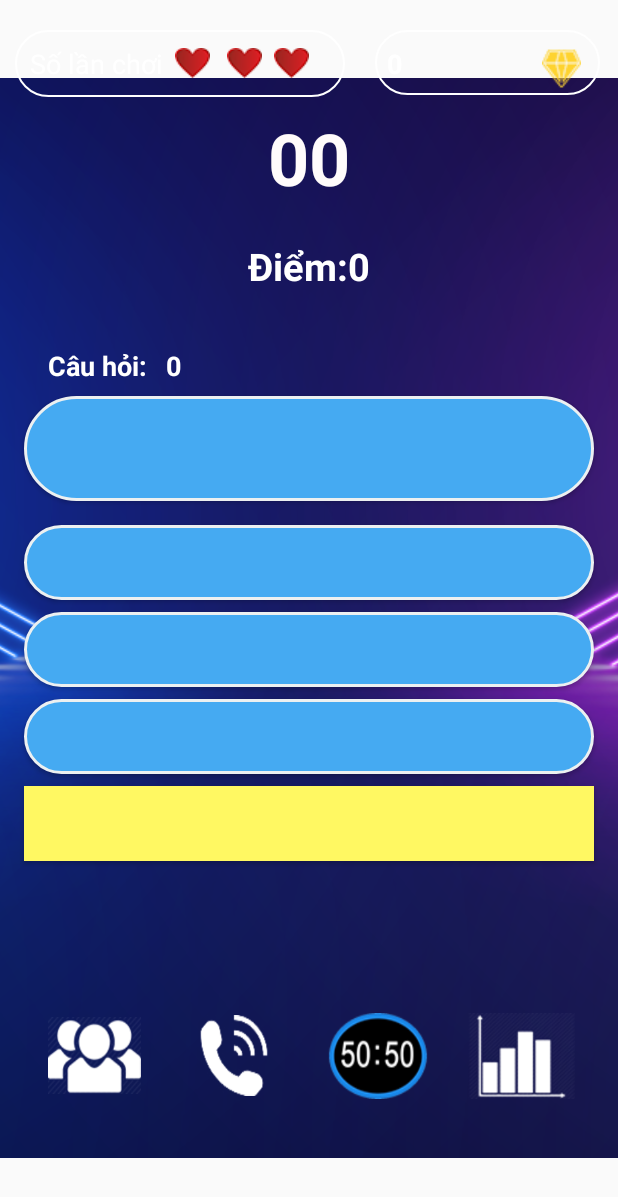
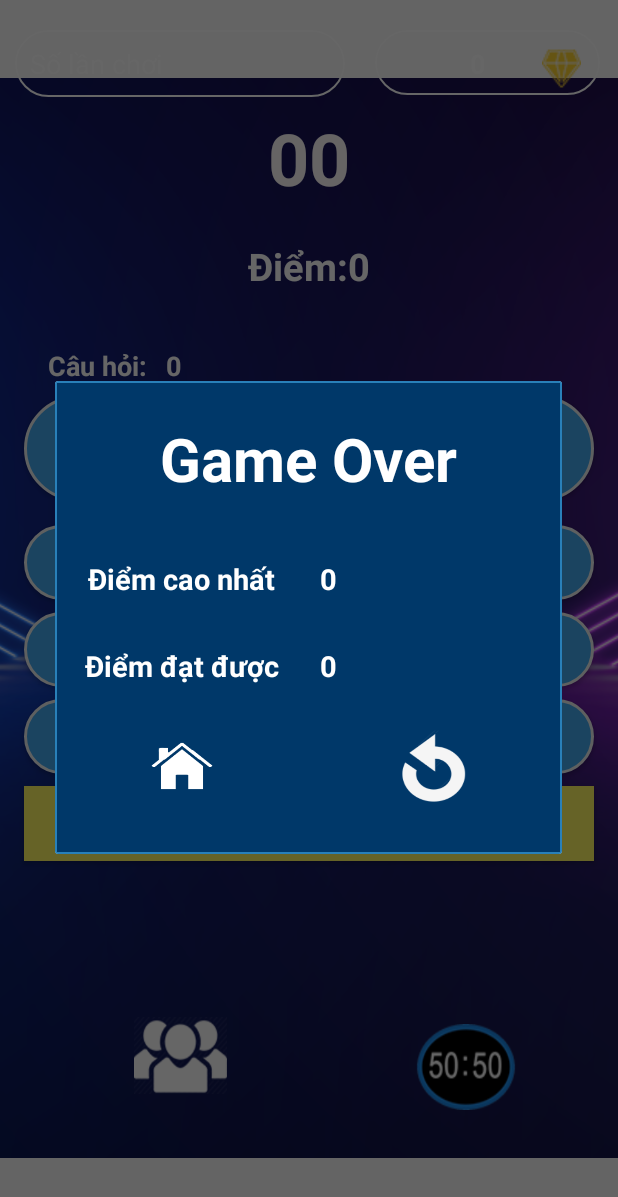
Before and after one commit to anhthi99/DA-Android, an Android app: the ManHinhTroChoi screen opened directly, with no data from a screen before it, after a tap on an icon or button, on a phone screen of 412 x 824 dp. Shown: the top 1197 px of the screen. Run offline under Robolectric (Android 15) with nearby library versions, the phone set to English and light mode, and no system bars; 2 statements that could not run were skipped; 3 other taps on this screen came first.

Commit message:
Chỉnh sửa phần Chơi game

```diff
--- a/app/src/main/java/com/example/gametraloicauhoi_android/ChonLinhVuc.java
+++ b/app/src/main/java/com/example/gametraloicauhoi_android/ChonLinhVuc.java
@@ -7,6 +7,7 @@ import androidx.loader.app.LoaderManager;
 import androidx.loader.content.AsyncTaskLoader;
 import androidx.loader.content.Loader;
 
+import android.annotation.SuppressLint;
 import android.content.Context;
 import android.content.Intent;
 import android.os.Bundle;
@@ -25,7 +26,9 @@ import java.util.HashMap;
 public class ChonLinhVuc extends AppCompatActivity {
     private Button btnLV1, btnLV2, btnLV3, btnLV4;
     private final int LAY_LINH_VUC = 1, LAY_DS_CAU_HOI = 2;
+    TextView txCredit;
     Context _context;
+    @SuppressLint("SetTextI18n")
     @Override
     protected void onCreate(Bundle savedInstanceState) {
         super.onCreate(savedInstanceState);
@@ -34,8 +37,10 @@ public class ChonLinhVuc extends AppCompatActivity {
         btnLV2 = findViewById(R.id.btnDapAnB);
         btnLV3 = findViewById(R.id.btnDapAnC);
         btnLV4 = findViewById(R.id.btnDapAnD);
+        txCredit = findViewById(R.id.txtCreditCLV);
         CauHinhVaLuuTru.mDSCauHoi = new ArrayList<>();
         _context = this;
+        txCredit.setText(ManHinhChinh.credit+"");
         if(getSupportLoaderManager().getLoader(0)!= null){
             getSupportLoaderManager().restartLoader(LAY_LINH_VUC,null,layLinhVuc);
         }
--- a/app/src/main/java/com/example/gametraloicauhoi_android/DangKi.java
+++ b/app/src/main/java/com/example/gametraloicauhoi_android/DangKi.java
@@ -70,7 +70,7 @@ public class DangKi extends AppCompatActivity {
         if(!nlMatKhau.equals(matKhau)){
             Toast.makeText(this, "Mật khẩu nhập lại không giống nhau", Toast.LENGTH_SHORT).show();
         }
-        else if(mail.contains("@")) {
+        else if(!mail.contains("@")) {
             Toast.makeText(this, "Email không hợp lệ", Toast.LENGTH_SHORT).show();
         }
         else{
--- /dev/null
+++ b/app/src/main/java/com/example/gametraloicauhoi_android/GameOverDialogFragment.java
@@ -0,0 +1,64 @@
+package com.example.gametraloicauhoi_android;
+
+import android.content.Context;
+import android.os.Bundle;
+import android.util.Log;
+import android.view.LayoutInflater;
+import android.view.View;
+import android.view.ViewGroup;
+import android.view.WindowManager;
+import android.widget.TextView;
+
+import androidx.annotation.NonNull;
+import androidx.annotation.Nullable;
+import androidx.appcompat.app.AppCompatActivity;
+import androidx.fragment.app.DialogFragment;
+import androidx.loader.app.LoaderManager;
+import androidx.loader.content.Loader;
+
+import org.json.JSONObject;
+
+import java.lang.ref.WeakReference;
+import java.net.URLEncoder;
+
+public class GameOverDialogFragment extends DialogFragment{
+    TextView txDCN, txDDD;
+    String data;
+    public GameOverDialogFragment(){
+
+
+    }
+    public static GameOverDialogFragment newInstance(int diem, int credit){
+        GameOverDialogFragment frag = new GameOverDialogFragment();
+        Bundle args = new Bundle();
+        args.putInt("DIEM",diem);
+        args.putInt("CREDIT",credit);
+        frag.setArguments(args);
+        return frag;
+    }
+
+    @Nullable
+    @Override
+    public View onCreateView(@NonNull LayoutInflater inflater, @Nullable ViewGroup container, @Nullable Bundle savedInstanceState) {
+        return inflater.inflate(R.layout.activity_end_game,container);
+
+    }
+
+    @Override
+    public void onViewCreated(@NonNull View view, @Nullable Bundle savedInstanceState) {
+        super.onViewCreated(view, savedInstanceState);
+
+        txDCN = (TextView) view.findViewById(R.id.txtDiemCaoNhat);
+        txDDD = (TextView) view.findViewById(R.id.txtDiemDatDuoc);
+
+
+        // Fetch arguments from bundle and set title
+        String title = getArguments().getString("title", "Enter Name");
+        getDialog().setTitle(title);
+        // Show soft keyboard automatically and request focus to field
+//        txDCN.requestFocus();
+        getDialog().getWindow().setSoftInputMode(
+                WindowManager.LayoutParams.SOFT_INPUT_STATE_VISIBLE);
+    }
+
+}
--- a/app/src/main/java/com/example/gametraloicauhoi_android/ManHinhTroChoi.java
+++ b/app/src/main/java/com/example/gametraloicauhoi_android/ManHinhTroChoi.java
@@ -1,15 +1,21 @@
 package com.example.gametraloicauhoi_android;
 
+import androidx.appcompat.app.AlertDialog;
 import androidx.appcompat.app.AppCompatActivity;
+import androidx.fragment.app.FragmentActivity;
+import androidx.fragment.app.FragmentManager;
 
 import android.annotation.SuppressLint;
+import android.app.Dialog;
 import android.content.Context;
-import android.graphics.drawable.ColorDrawable;
+import android.content.DialogInterface;
 import android.graphics.drawable.Drawable;
 import android.os.Bundle;
 import android.os.Handler;
+import android.view.LayoutInflater;
 import android.view.View;
 import android.widget.Button;
+import android.widget.LinearLayout;
 import android.widget.TextView;
 import android.widget.Toast;
 
@@ -23,7 +29,8 @@ public class ManHinhTroChoi extends AppCompatActivity {
     TextView cauHoiHT,thoiGian,txDiem,credit;
     int TIME_COUNT = CauHinhVaLuuTru.cauHinhApp.getThoiGianTraLoi();
     int count_down;
-    int diem = 0;
+    public static int diem = 0;
+    int co_hoi = 4;
     Context _context = this;
     Timer tm = new Timer();
     @Override
@@ -63,7 +70,7 @@ public class ManHinhTroChoi extends AppCompatActivity {
         thoiGian = findViewById(R.id.txtThoiGian);
         txDiem = findViewById(R.id.txtDiem);
         credit = findViewById(R.id.txtCreditCLV);
-        credit.setText(ManHinhChinh.credit+"");
+        credit.setText(String.valueOf(ManHinhChinh.credit));
         count_down = TIME_COUNT;
         cauHoiTiepTheo();
     }
@@ -84,11 +91,18 @@ public class ManHinhTroChoi extends AppCompatActivity {
                                 thoiGian.setText(String.format("%02d",count_down));
                                 count_down--;
                             }
+                            else{
+                                co_hoi--;
+                                loadCoHoi(0);
+                            }
                         }
                     });
                 }
             },0,1000);
 
+        }
+        else{
+            taoForm();
         }
     }
 
@@ -109,6 +123,46 @@ public class ManHinhTroChoi extends AppCompatActivity {
         finish();
     }
 
+
+
+    public void loadCoHoi( int type){
+        TextView tx;
+        if(co_hoi > 0 && type == 0){
+            tm.cancel();
+            tm.purge();
+            count_down = TIME_COUNT;
+            cauHoiTiepTheo();
+        }
+        else{
+            tm.cancel();
+            tm.purge();
+            taoForm();
+        }
+        switch (co_hoi){
+            case 1:
+                tx = findViewById(R.id.txtCH1);
+                tx.setVisibility(View.INVISIBLE);
+                break;
+            case 2:
+                tx = findViewById(R.id.txtCH2);
+                tx.setVisibility(View.INVISIBLE);
+                break;
+            case 3:
+                tx = findViewById(R.id.txtCH3);
+                tx.setVisibility(View.INVISIBLE);
+                break;
+        }
+    }
+
+    private void taoForm(){
+        FragmentManager fm = getSupportFragmentManager();
+        GameOverDialogFragment gameOverDialogFragment = GameOverDialogFragment.newInstance(diem,
+                ManHinhChinh.credit
+                );
+
+        gameOverDialogFragment.show(fm,"fragment_game_over");
+
+    }
 
     public void chonDapAn(final View view){
         final String pa = ((TextView)view).getText().toString(),da =
@@ -135,14 +189,17 @@ public class ManHinhTroChoi extends AppCompatActivity {
 
                 }
                 else{
-                    Toast.makeText(_context, "Đáp án không chính xác", Toast.LENGTH_SHORT).show();
                     view.setBackgroundColor(getResources().getColor(R.color.colorAccent));
+                    co_hoi--;
+                    loadCoHoi(1);
                     new Handler().postDelayed(new Runnable() {
                         @Override
                         public void run() {
                             view.setBackground(getDrawable(R.drawable.number_game));
+
                         }
                     },900);
+
                 }
             }
 
@@ -154,6 +211,39 @@ public class ManHinhTroChoi extends AppCompatActivity {
     }
     private void congDiem(){
         diem += CauHinhVaLuuTru.cauHinhDiemCauHoi.get(cauHienTai).getDiem();
-        txDiem.setText("Điểm:"+diem);
+        txDiem.setText("Điểm: "+diem);
+    }
+    private AlertDialog taoDialog(String message, String title){
+        return new AlertDialog.Builder(this)
+                .setTitle(title)
+                .setMessage(message)
+                .setPositiveButton("Huỷ bỏ", new DialogInterface.OnClickListener() {
+            @Override
+            public void onClick(DialogInterface dialog, int which) {
+                dialog.dismiss();
+            }
+        })
+                .setNegativeButton("Đồng ý", new DialogInterface.OnClickListener() {
+                    @Override
+                    public void onClick(DialogInterface dialog, int which) {
+                        TruCredit(id);
+                        temp.setVisibility(View.INVISIBLE);
+                    }
+                }).create();
+    }
+    int id;
+    View temp;
+    public void LuaChonTroGiup(View view){
+        temp = view;
+        id = Integer.parseInt(view.getTag().toString());
+        String message =
+                "Bạn có muốn sử dụng quyền trợ giúp "+ view.getContentDescription().toString().toUpperCase();
+        String title = "Thông báo";
+        taoDialog(message,title).show();
+    }
+
+    public void TruCredit(int id){
+        ManHinhChinh.credit-=CauHinhVaLuuTru.cauHinhTroGiup.get(id).getCredit();
+        credit.setText(String.valueOf(ManHinhChinh.credit));
     }
 }
--- a/app/src/main/res/drawable/form_end_game.xml
+++ b/app/src/main/res/drawable/form_end_game.xml
@@ -2,10 +2,10 @@
 <shape xmlns:android="http://schemas.android.com/apk/res/android"
     android:orientation="vertical" android:layout_width="match_parent"
     android:layout_height="match_parent">
-    <solid android:color="#802e86de"/>
+    <solid android:color="#003869"/>
     <stroke android:dashGap="2dp"
         android:width="1dp"
         android:color="@color/white"/>
-    <corners android:radius="20dp"/>
+    <!--corners android:radius="20dp"/-->
 
 </shape>
--- a/app/src/main/res/layout/activity_bangxephang.xml
+++ b/app/src/main/res/layout/activity_bangxephang.xml
@@ -129,7 +129,7 @@
                 app:layout_constraintTop_toTopOf="parent" />
 
             <TextView
-                android:id="@+id/textView0"
+                android:id="@+id/txtCH1"
                 android:layout_width="wrap_content"
                 android:layout_height="wrap_content"
                 android:layout_marginStart="8dp"
@@ -146,7 +146,7 @@
                 app:layout_constraintTop_toTopOf="parent" />
 
             <TextView
-                android:id="@+id/textView6"
+                android:id="@+id/txtCH2"
                 android:layout_width="wrap_content"
                 android:layout_height="wrap_content"
                 android:layout_marginStart="8dp"
@@ -164,7 +164,7 @@
                 app:layout_constraintTop_toTopOf="parent" />
 
             <TextView
-                android:id="@+id/textViewS"
+                android:id="@+id/txtCH3"
                 android:layout_width="wrap_content"
                 android:layout_height="wrap_content"
                 android:layout_marginStart="8dp"
--- a/app/src/main/res/layout/activity_end_game.xml
+++ b/app/src/main/res/layout/activity_end_game.xml
@@ -10,7 +10,6 @@
         android:layout_width="338dp"
         android:layout_height="315dp"
         android:background="@drawable/form_end_game"
-        android:backgroundTint="#D33605"
         app:layout_constraintBottom_toBottomOf="parent"
         app:layout_constraintEnd_toEndOf="parent"
         app:layout_constraintHorizontal_bias="0.493"
@@ -24,6 +23,7 @@
             android:layout_height="wrap_content"
             android:layout_marginBottom="24dp"
             android:text="Game Over"
+            android:textColor="#FFFFFF"
             android:textSize="40sp"
             android:textStyle="bold"
             app:layout_constraintBottom_toTopOf="@+id/guideline5"
@@ -50,7 +50,7 @@
             android:layout_height="48dp"
             android:layout_marginTop="8dp"
             android:background="@drawable/home"
-            android:backgroundTint="@color/browser_actions_bg_grey"
+            android:backgroundTint="#ffffff"
             app:layout_constraintEnd_toStartOf="@+id/guideline7"
             app:layout_constraintStart_toStartOf="parent"
             app:layout_constraintTop_toTopOf="@+id/guideline6" />
@@ -79,6 +79,7 @@
             android:layout_height="wrap_content"
             android:layout_marginTop="32dp"
             android:text="Điểm đạt được"
+            android:textColor="#FFFFFF"
             android:textSize="19dp"
             android:textStyle="bold"
             app:layout_constraintEnd_toEndOf="@+id/textView14"
@@ -91,6 +92,7 @@
             android:layout_height="wrap_content"
             android:layout_marginTop="16dp"
             android:text="Điểm cao nhất"
+            android:textColor="#FFFFFF"
             android:textSize="19dp"
             android:textStyle="bold"
             app:layout_constraintEnd_toStartOf="@+id/guideline7"
@@ -105,6 +107,7 @@
             android:text="0"
             android:textSize="19dp"
             android:textStyle="bold"
+            android:textColor="#ffffff"
             app:layout_constraintBottom_toBottomOf="@+id/textView14"
             app:layout_constraintStart_toStartOf="@+id/guideline7"
             app:layout_constraintTop_toTopOf="@+id/textView14" />
@@ -117,6 +120,7 @@
             android:text="0"
             android:textSize="19dp"
             android:textStyle="bold"
+            android:textColor="#ffffff"
             app:layout_constraintBottom_toBottomOf="@+id/textView13"
             app:layout_constraintStart_toStartOf="@+id/guideline7"
             app:layout_constraintTop_toTopOf="@+id/textView13" />
--- a/app/src/main/res/layout/activity_lich_su_choi.xml
+++ b/app/src/main/res/layout/activity_lich_su_choi.xml
@@ -124,7 +124,7 @@
                     app:layout_constraintTop_toTopOf="parent" />
 
                 <TextView
-                    android:id="@+id/textView0"
+                    android:id="@+id/txtCH1"
                     android:layout_width="wrap_content"
                     android:layout_height="wrap_content"
                     android:layout_marginStart="8dp"
@@ -141,7 +141,7 @@
                     app:layout_constraintTop_toTopOf="parent" />
 
                 <TextView
-                    android:id="@+id/textView6"
+                    android:id="@+id/txtCH2"
                     android:layout_width="wrap_content"
                     android:layout_height="wrap_content"
                     android:layout_marginStart="8dp"
@@ -159,7 +159,7 @@
                     app:layout_constraintTop_toTopOf="parent" />
 
                 <TextView
-                    android:id="@+id/textViewS"
+                    android:id="@+id/txtCH3"
                     android:layout_width="wrap_content"
                     android:layout_height="wrap_content"
                     android:layout_marginStart="8dp"
--- a/app/src/main/res/layout/activity_man_hinh_chinh.xml
+++ b/app/src/main/res/layout/activity_man_hinh_chinh.xml
@@ -201,6 +201,7 @@
                 android:layout_marginBottom="2dp"
                 android:paddingRight="30dp"
                 android:text="0"
+                android:textAlignment="textEnd"
                 android:textColor="#fff"
                 android:textSize="18sp"
                 android:textStyle="bold"
--- a/app/src/main/res/layout/activity_man_hinh_tro_choi.xml
+++ b/app/src/main/res/layout/activity_man_hinh_tro_choi.xml
@@ -17,7 +17,7 @@
         app:layout_constraintHorizontal_bias="0.0"
         app:layout_constraintStart_toStartOf="parent"
         app:layout_constraintTop_toTopOf="parent"
-        app:layout_constraintVertical_bias="0.0" />
+        app:layout_constraintVertical_bias="1.0" />
 
     <Button
         android:id="@+id/btnCauHoi"
@@ -127,6 +127,7 @@
                 android:layout_marginBottom="2dp"
                 android:paddingRight="30dp"
                 android:text="0"
+                android:textAlignment="textEnd"
                 android:textColor="#fff"
                 android:textSize="18sp"
                 android:textStyle="bold"
@@ -189,7 +190,7 @@
                 app:layout_constraintTop_toTopOf="parent" />
 
             <TextView
-                android:id="@+id/textView0"
+                android:id="@+id/txtCH1"
                 android:layout_width="wrap_content"
                 android:layout_height="wrap_content"
                 android:layout_marginStart="8dp"
@@ -206,7 +207,7 @@
                 app:layout_constraintTop_toTopOf="parent" />
 
             <TextView
-                android:id="@+id/textView6"
+                android:id="@+id/txtCH2"
                 android:layout_width="wrap_content"
                 android:layout_height="wrap_content"
                 android:layout_marginStart="8dp"
@@ -224,7 +225,7 @@
                 app:layout_constraintTop_toTopOf="parent" />
 
             <TextView
-                android:id="@+id/textViewS"
+                android:id="@+id/txtCH3"
                 android:layout_width="wrap_content"
                 android:layout_height="wrap_content"
                 android:layout_marginStart="8dp"
@@ -251,41 +252,26 @@
         android:layout_marginStart="32dp"
         android:layout_marginBottom="16dp"
         android:background="@drawable/group"
+        android:contentDescription="Tư vấn tại chỗ"
+        android:onClick="LuaChonTroGiup"
+        android:tag="1"
         app:layout_constraintBottom_toBottomOf="parent"
+        app:layout_constraintEnd_toStartOf="@+id/guideline9"
         app:layout_constraintStart_toStartOf="parent"
         app:layout_constraintTop_toTopOf="@+id/guideline3" />
-
-    <ImageButton
-        android:id="@+id/imgDienThoai"
-        android:layout_width="60dp"
-        android:layout_height="54dp"
-        android:layout_marginStart="32dp"
-        android:background="@drawable/phone"
-        android:drawablePadding="1dp"
-        app:layout_constraintBottom_toBottomOf="@+id/imgKhanGia"
-        app:layout_constraintStart_toEndOf="@+id/imgKhanGia"
-        app:layout_constraintTop_toTopOf="@+id/imgKhanGia" />
 
     <ImageButton
         android:id="@+id/btn5050"
         android:layout_width="68dp"
         android:layout_height="57dp"
-        android:layout_marginStart="32dp"
         android:background="@drawable/fivefive"
-        app:layout_constraintBottom_toBottomOf="@+id/imgDienThoai"
-        app:layout_constraintStart_toEndOf="@+id/imgDienThoai"
-        app:layout_constraintTop_toTopOf="@+id/imgDienThoai" />
-
-    <ImageButton
-        android:id="@+id/btnYKienKhanGia"
-        android:layout_width="76dp"
-        android:layout_height="57dp"
-        android:layout_marginEnd="8dp"
-        android:background="@drawable/chart"
-        app:layout_constraintBottom_toBottomOf="@+id/btn5050"
+        android:contentDescription="Loại 50% kết quả sai"
+        android:tag="2"
+        android:onClick="LuaChonTroGiup"
+        app:layout_constraintBottom_toBottomOf="parent"
         app:layout_constraintEnd_toEndOf="parent"
-        app:layout_constraintStart_toEndOf="@+id/btn5050"
-        app:layout_constraintTop_toTopOf="@+id/btn5050" />
+        app:layout_constraintStart_toStartOf="@+id/guideline9"
+        app:layout_constraintTop_toTopOf="@+id/guideline3" />
 
     <TextView
         android:id="@+id/txtSoCauHoi"
@@ -306,9 +292,9 @@
         android:layout_height="wrap_content"
         android:layout_marginStart="8dp"
         android:text="0"
+        android:textColor="#fff"
         android:textSize="18sp"
         android:textStyle="bold"
-        android:textColor="#fff"
         app:layout_constraintBottom_toBottomOf="@+id/txtSoCauHoi"
         app:layout_constraintStart_toEndOf="@+id/txtSoCauHoi"
         app:layout_constraintTop_toTopOf="@+id/txtSoCauHoi" />
@@ -347,4 +333,11 @@
         app:layout_constraintStart_toStartOf="parent"
         app:layout_constraintTop_toBottomOf="@+id/scrollView2" />
 
+    <androidx.constraintlayout.widget.Guideline
+        android:id="@+id/guideline9"
+        android:layout_width="wrap_content"
+        android:layout_height="wrap_content"
+        android:orientation="vertical"
+        app:layout_constraintGuide_begin="209dp" />
+
 </androidx.constraintlayout.widget.ConstraintLayout>
--- a/app/src/main/res/layout/activity_mua_credit.xml
+++ b/app/src/main/res/layout/activity_mua_credit.xml
@@ -116,7 +116,7 @@
                 app:layout_constraintTop_toTopOf="parent" />
 
             <TextView
-                android:id="@+id/textView0"
+                android:id="@+id/txtCH1"
                 android:layout_width="wrap_content"
                 android:layout_height="wrap_content"
                 android:layout_marginStart="8dp"
@@ -133,7 +133,7 @@
                 app:layout_constraintTop_toTopOf="parent" />
 
             <TextView
-                android:id="@+id/textView6"
+                android:id="@+id/txtCH2"
                 android:layout_width="wrap_content"
                 android:layout_height="wrap_content"
                 android:layout_marginStart="8dp"
@@ -151,7 +151,7 @@
                 app:layout_constraintTop_toTopOf="parent" />
 
             <TextView
-                android:id="@+id/textViewS"
+                android:id="@+id/txtCH3"
                 android:layout_width="wrap_content"
                 android:layout_height="wrap_content"
                 android:layout_marginStart="8dp"
```
Also changed, not shown: app/src/main/java/com/example/gametraloicauhoi_android/KetThucGame.java (+45 -0 lines), app/src/main/java/com/example/gametraloicauhoi_android/ManHinhChinh.java (+2 -9 lines), app/src/main/res/layout/activity_chon_linh_vuc.xml (+5 -19 lines), app/src/main/res/layout/activity_quen_mat_khau.xml (+1 -16 lines).
